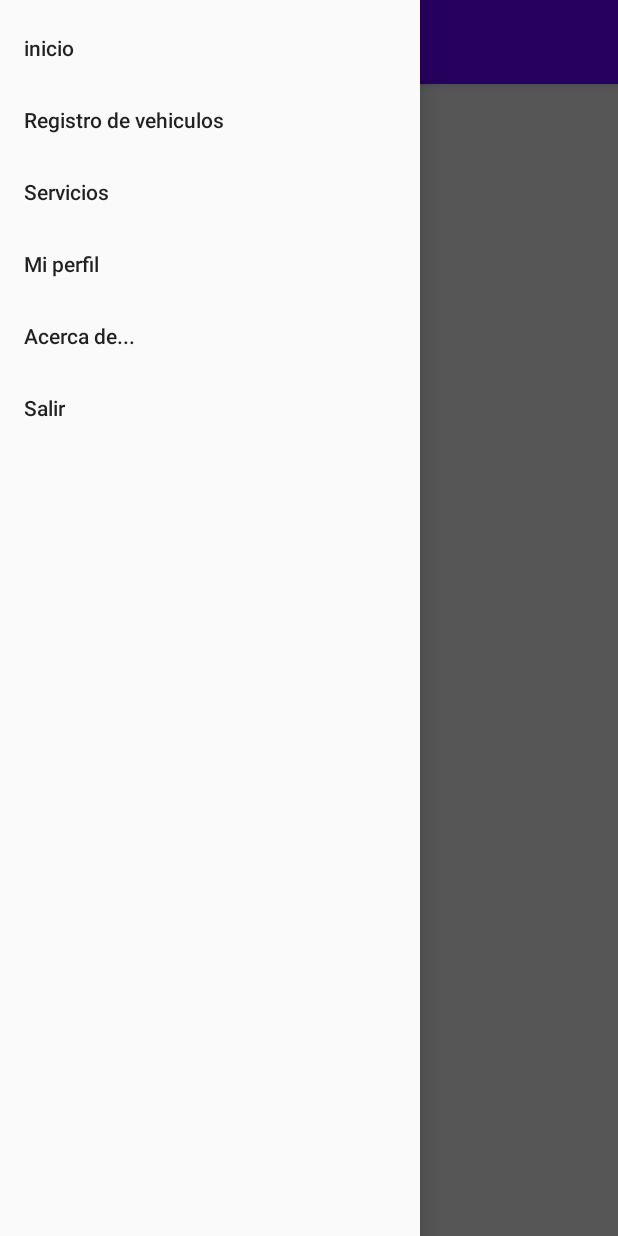
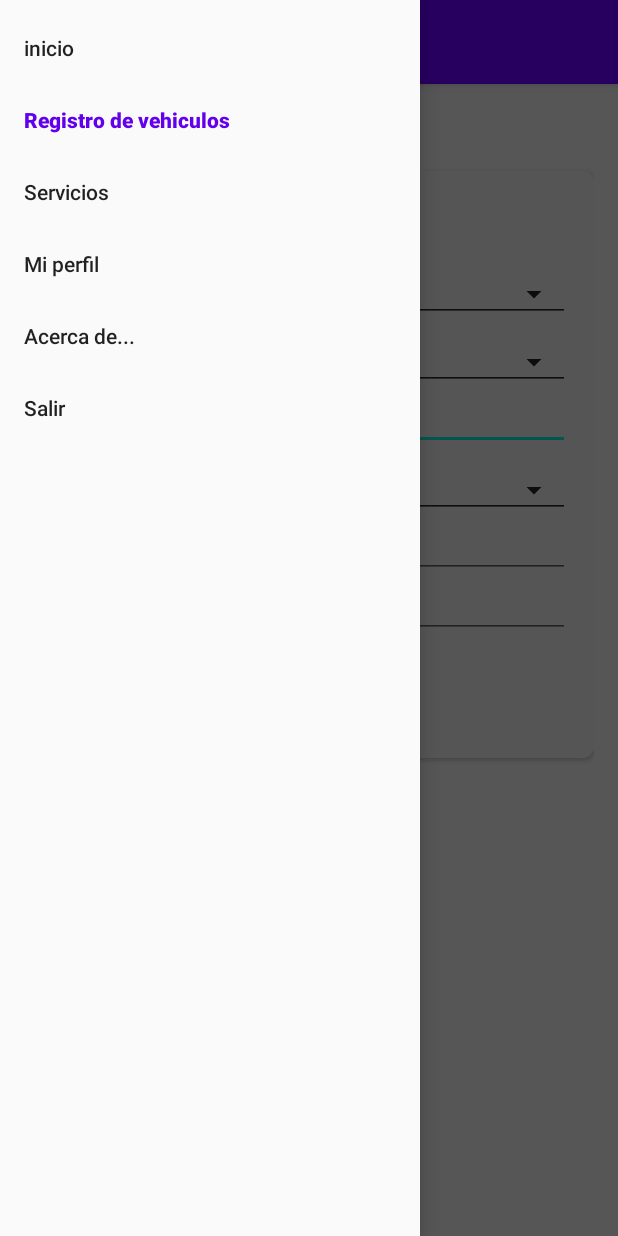
Before and after one commit to Ldaca/TrainingSena, an Android app: the MainActivity screen opened directly, with no data from a screen before it, with the side drawer open, on a phone screen of 412 x 824 dp. Run offline under Robolectric (Android 15) with nearby library versions, the phone set to English and light mode, and no system bars.

Commit message:
Cambios: * Spinner enlazados con los recursos

```diff
--- a/app/src/main/java/com/ldaca/app/prueba1/activities/MainActivity.kt
+++ b/app/src/main/java/com/ldaca/app/prueba1/activities/MainActivity.kt
@@ -26,6 +26,12 @@ class MainActivity : AppCompatActivity(), NavigationView.OnNavigationItemSelecte
         binding = ActivityMainBinding.inflate(layoutInflater)
         setContentView(binding.root)
         setToolbar()
+        initDrawer();
+    }
+
+    private fun initDrawer() {
+        val menu = binding.navView.menu
+        val oldItem = menu.getItem(1)
         binding.navView.setNavigationItemSelectedListener(this)
         val toggle = ActionBarDrawerToggle(
             this,
@@ -36,6 +42,8 @@ class MainActivity : AppCompatActivity(), NavigationView.OnNavigationItemSelecte
         )
         binding.drawer.addDrawerListener(toggle)
         toggle.syncState()
+        selectedItem(oldItem)
+        oldItem.isChecked = true
     }
 
     override fun onNavigationItemSelected(item: MenuItem): Boolean {
--- a/app/src/main/java/com/ldaca/app/prueba1/fragments/RegistroFragment.kt
+++ b/app/src/main/java/com/ldaca/app/prueba1/fragments/RegistroFragment.kt
@@ -6,9 +6,12 @@ import android.os.Bundle
 import android.view.LayoutInflater
 import android.view.View
 import android.view.ViewGroup
+import android.widget.ArrayAdapter
 import android.widget.Toast
 import androidx.fragment.app.Fragment
+import com.ldaca.app.prueba1.R
 import com.ldaca.app.prueba1.databinding.FragmentRegistroBinding
+import com.ldaca.app.prueba1.databinding.ToolbarHomeBinding
 
 /**
  * A simple [Fragment] subclass..
@@ -24,6 +27,21 @@ class RegistroFragment : Fragment() {
 
     override fun onCreateView(inflater: LayoutInflater, container: ViewGroup?, savedInstanceState: Bundle?): View? {
         binding = FragmentRegistroBinding.inflate(layoutInflater, container, false)
+
+        // Configuracion del Spinner de marca
+        val adapterMarca = ArrayAdapter.createFromResource(requireActivity(), R.array.marcas, R.layout.item_spinner)
+        adapterMarca.setDropDownViewResource(R.layout.spinner_dropdown_item)
+        binding.marca.adapter = adapterMarca
+
+        // Configuracion del Spinner de color
+        val adapterColor = ArrayAdapter.createFromResource(requireActivity(), R.array.colores, R.layout.item_spinner)
+        adapterColor.setDropDownViewResource(R.layout.spinner_dropdown_item)
+        binding.color.adapter = adapterColor
+
+        // Configuracion del Spinner de ciudad
+        val adapterCiudad = ArrayAdapter.createFromResource(requireActivity(), R.array.ciudades, R.layout.item_spinner)
+        adapterCiudad.setDropDownViewResource(R.layout.spinner_dropdown_item)
+        binding.ciudad.adapter = adapterCiudad
 
 
 
--- a/app/src/main/res/layout/activity_main.xml
+++ b/app/src/main/res/layout/activity_main.xml
@@ -19,6 +19,7 @@
         android:layout_width="wrap_content"
         android:layout_height="match_parent"
         android:layout_gravity="start"
+        app:itemBackground="@android:color/transparent"
         android:fitsSystemWindows="true"
         app:menu="@menu/menu_drawer"/>
 
--- a/app/src/main/res/layout/fragment_registro.xml
+++ b/app/src/main/res/layout/fragment_registro.xml
@@ -190,7 +190,10 @@
                 android:layout_width="wrap_content"
                 android:layout_height="wrap_content"
                 android:layout_gravity="center"
-                android:text="@string/save"/>
+                android:background="@color/colorPrimary"
+                android:foreground="?android:attr/selectableItemBackground"
+                android:text="@string/save"
+                android:textColor="#FFFFFF"/>
 
         </LinearLayout>
     </androidx.cardview.widget.CardView>
--- a/app/src/main/res/menu/menu_drawer.xml
+++ b/app/src/main/res/menu/menu_drawer.xml
@@ -3,15 +3,19 @@
     xmlns:tools="http://schemas.android.com/tools"
     tools:showIn="navigation_view">
     <item android:id="@+id/inicio"
-        android:title="inicio"/>
+        android:title="@string/home"
+        android:checkable="true"/>
     <item android:id="@+id/registro"
-        android:title="Registro de vehiculos"/>
+        android:title="@string/registry"
+        android:checkable="true"/>
     <item android:id="@+id/servicios"
-        android:title="Servicios"/>
+        android:title="@string/services"
+        android:checkable="true"/>
     <item android:id="@+id/perfil"
-        android:title="Mi perfil"/>
+        android:title="@string/profile"
+        android:checkable="true"/>
     <item android:id="@+id/acerca"
-        android:title="Acerca de..."/>
+        android:title="@string/about" />
     <item android:id="@+id/salir"
-        android:title="Salir"/>
+        android:title="@string/exit"/>
 </menu>
--- a/app/src/main/res/values/strings.xml
+++ b/app/src/main/res/values/strings.xml
@@ -19,6 +19,12 @@
     <string name="f_soat">F. Soat:</string>
     <string name="modelo">Modelo:</string>
     <string name="save">Guardar</string>
+    <string name="home">inicio</string>
+    <string name="registry">Registro de vehiculos</string>
+    <string name="services">Servicios</string>
+    <string name="profile">Mi perfil</string>
+    <string name="about">Acerca de...</string>
+    <string name="exit">Salir</string>
 
 
     <string-array name="marcas">
@@ -27,7 +33,7 @@
         <item>ALFA ROMEO</item>
     </string-array>
 
-    <string-array name="color">
+    <string-array name="colores">
         <item>AMARILLO</item>
         <item>AZULBEIGE</item>
         <item>BLANCO</item>
@@ -41,7 +47,7 @@
         <item>VERDE</item>
     </string-array>
 
-    <string-array name="ciudad">
+    <string-array name="ciudades">
         <item>CARTAGO</item>
         <item>CALI</item>
         <item>BOGOTÁ</item>
```
Also changed, not shown: app/src/main/res/layout/item_spinner.xml (added, +9 -0 lines), app/src/main/res/layout/spinner_dropdown_item.xml (added, +14 -0 lines).
